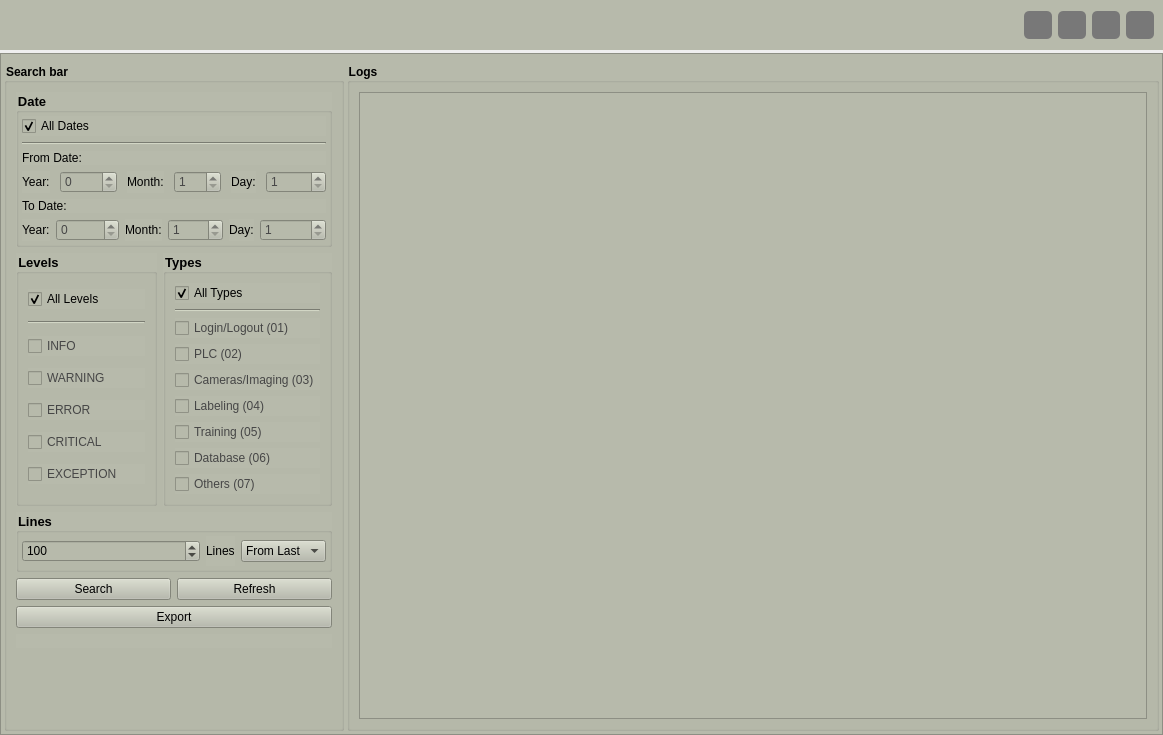
Before: the Qt Designer form UI/show_logs.ui in DORSA-co/trainApp_oxin, drawn with Qt 5.
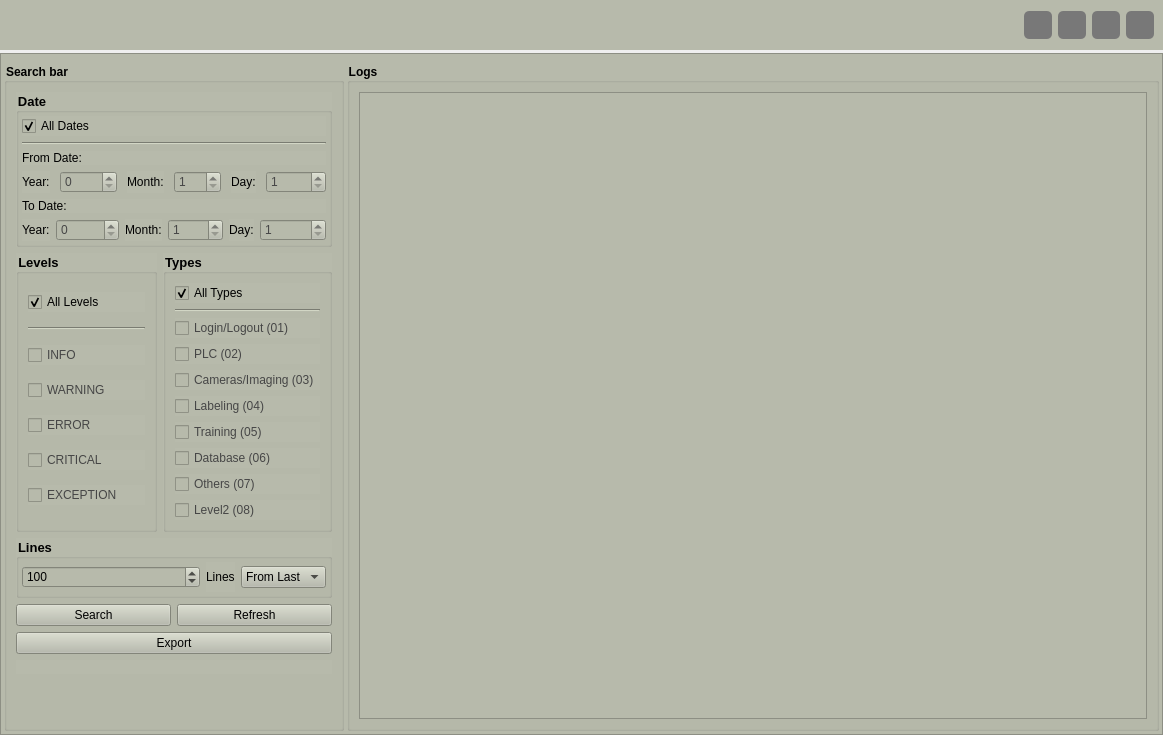
After: the same form once the commit is applied. Icons and pictures are not drawn.

Patch:
```diff
--- a/UI/show_logs.ui
+++ b/UI/show_logs.ui
@@ -796,6 +796,21 @@
                  </property>
                 </widget>
                </item>
+               <item>
+                <widget class="QCheckBox" name="checkBox_typesLevel2">
+                 <property name="enabled">
+                  <bool>false</bool>
+                 </property>
+                 <property name="styleSheet">
+                  <string notr="true">QCheckBox:disabled  {
+	color: rgb(70, 70, 70);
+}</string>
+                 </property>
+                 <property name="text">
+                  <string>Level2 (08)</string>
+                 </property>
+                </widget>
+               </item>
               </layout>
              </widget>
             </item>
```
